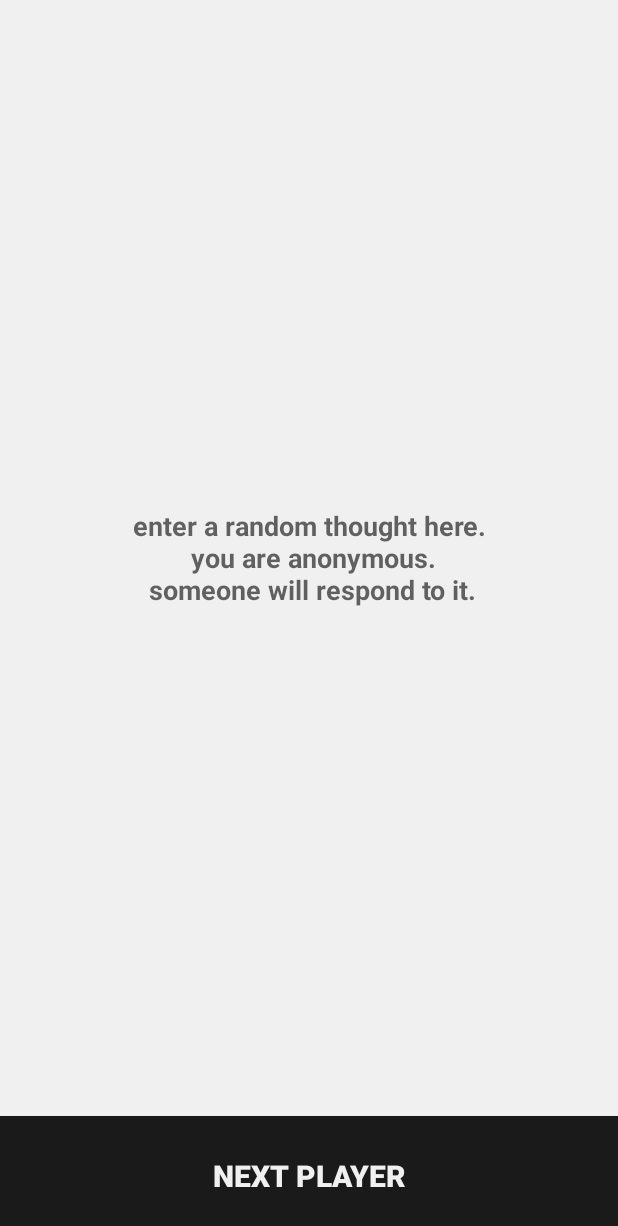
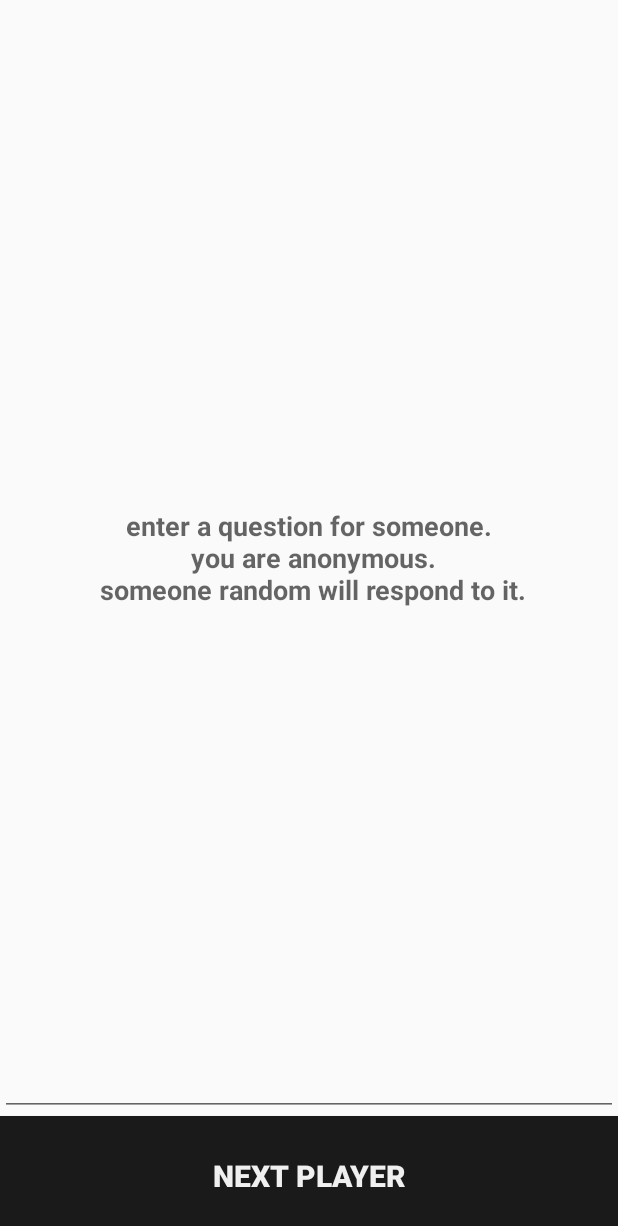
Before and after one commit to elliottdehn/revel, an Android app: the fragment GameSettingsFragment placed in its activity, after a tap on "START GAME", on a phone screen of 412 x 824 dp. Shown: the top 1226 px of the screen. Run offline under Robolectric (Android 15) with nearby library versions, the phone set to English and light mode, and no system bars.

Commit message:
made some changes to make the game faster to start. liking it so far.

```diff
--- a/app/src/main/java/com/gregory/revelation/FlavorGenerator.java
+++ b/app/src/main/java/com/gregory/revelation/FlavorGenerator.java
@@ -155,13 +155,147 @@ public class FlavorGenerator {
             "when was the last time you felt real fear?",
             "i have become so uncomfortably numb.",
             "when was the last time you cried?",
-            "if it ain't a sexy booty, i don't want it."
+            "if it ain't a sexy booty, i don't want it.",
+            "i forgot what i was going to say.",
+            "are you okay?",
+            "the universe... what a concept.",
+            "eric killed the video star.",
+            "no such thing as a stupid question.",
+            "strong messages land on few ears.",
+            "self-policing is the best policing.",
+            "bitch, stay humble.",
+            "emotions are an engine, not a burden.",
+            "delete everything.",
+            "heavy music is the best music.",
+            "i curse not the wicked, praise not the blessed.",
+            "lady luck is a fickle mistress.",
+            "learn about your prostate gland today!",
+            "most people are just trying their best.",
+            "strangers doing strange things: totally normal.",
+            "stop wondering. just ask.",
+            "look people in the eyes. listen to their eyeballs.",
+            "getting stoned: fun. sometimes, deadly.",
+            "try not to run away from yourself.",
+            "you break it, you buy it. except for hearts.",
+            "i made this!"
     };
 
-    //this may eventually be used for permuting the set so duplicates don't happen
-    private static int count = 0;
+    //at some point, this game will supply questions to start the game off
+    private static final String[] startingQuestions = {
+            "favorite meme?",
+            "favorite memory?",
+            "what do you eat way too much of?",
+            "what are your biggest pet peeves?",
+            "most embarrassing memory?",
+            "hardest lesson learned?",
+            "how do you feel about social media?",
+            "is money really the root of all evil?",
+            "when was the last time you were violent, if ever?",
+            "do you have any regrets?",
+            "what is your idea of perfect happiness?",
+            "what is your greatest fear?",
+            "when was the last time you felt real fear?",
+            "what traits do you most like/dislike in yourself?",
+            "what is your greatest extravagance?",
+            "what is your current state of mind?",
+            "what do you consider the most overrated virtue?",
+            "on what occasion do you lie?",
+            "what do you most like/dislike about your appearance?",
+            "which living person do you most despise?",
+            "what is the quality you most like in a man? a woman?",
+            "which words or phrases do you most overuse?",
+            "what is the greatest love of your life?",
+            "when and where were you happiest?",
+            "which talent would you most like to have?",
+            "if you could change one thing about yourself, what would it be?",
+            "what do you consider your greatest achievement?",
+            "if you were to die and come back as a person or a thing, what would it be?",
+            "where would you most like to live?",
+            "what is your most treasured possession?",
+            "what is your favorite way to kill time alone?",
+            "what is your most marked characteristic?",
+            "what do you most value in your friends?",
+            "who are your favorite writers, if any?",
+            "who is your hero of fiction?",
+            "which historical figure do you most identify with?",
+            "hwo are your heroes in real life?",
+            "what are your favorite names?",
+            "what is it that you most dislike?",
+            "what is your greatest regret?",
+            "how would you like to die?",
+            "do you fear death?",
+            "what is your motto?",
+            "do you like watching reruns?",
+            "have you ever won any kind of contest?",
+            "what gives you cheap thrills?",
+            "what do you think is worth waiting for?",
+            "are you an organ donor, if so why/why not?",
+            "should parenting classes be mandatory for new parents?",
+            "what is the number one thing people are always asking you for help with?",
+            "what movie did you love the original but hate the sequel?",
+            "are you more talk and less action or vice versa?",
+            "have you ever given someone a handmade present?",
+            "have you ever been given a handmade present?",
+            "what type of person angers you the most?",
+            "what would you do without electric for a week?",
+            "have you ever eaten a whole tube of pringles by yourself?",
+            "do you like champagne? if so: favorite brand?",
+            "what nervous habits do you have?",
+            "what do you do when tou and your best friend get into a fight?",
+            "what comforts you on bad days?",
+            "do you treat yourself and your body with respect?",
+            "something you eat that other people would find gross?",
+            "have you ever broken the law and didn't get caught, if so how?",
+            "something you fear might change you.",
+            "what personality trait in people raises a red flah with you?",
+            "have you ever resented someone, if so what for?",
+            "do you have a favorite t-shirt? what is it?",
+            "how old do you think is too old to have a baby?",
+            "would you ever consider adopting a child?",
+            "how have you changed over the last 5 years?",
+            "what makes you feel miserable?",
+            "what's the best costume you've ever worn?",
+            "what's been the hardest loss you've had to take?",
+            "do you prefer sun or rain?",
+            "what does your typical Friday night look like?",
+            "who is your favorite movie director and what's your favorite movie from them?",
+            "what is the furthest you've ever got a paper airplane to fly?",
+            "could you do something as a kid that you can't do anymore?",
+            "do you like the person you're becoming?",
+            "what's the highest you've ever jumped into the water from?",
+            "what inspires you?",
+            "have you ever assembled furniture by yourself?",
+            "most painful thing you've ever had to throw out?",
+            "what is the biggest letdown you've ever experienced?",
+            "how emotional are you?",
+            "do you prefer chicken, beef, seafood, or plants?",
+            "have you ever had a health scare?",
+            "what do you love most about the holidays?",
+            "do you think a fling could be a good thing?",
+            "what part of your routine do you always try to skip if you can?",
+            "what do or did you hate most about dating or the dating process?",
+            "when was the last time you personally noticed and fixed a problem?",
+            "what do you frown upon when it comes to raising kids?",
+            "have you ever been professionally photographed?",
+            "where or how do you find serenity?",
+            "do you sleep well?",
+            "do you influence people more than they influence you?",
+            "what is your favorite hiding place?",
+            "do you buy anything organic? if so: what?",
+            "describe your cuisine.",
+            "how could you reinvent yourself?",
+            "what is the name of the first album you ever bought and who was it by?",
+            "who is the very first friend you ever remember making and how old were you?",
+            "what makes you lose sleep?",
+            "what are 3 phrases or saying you say almost every day?",
+            "do you floss or use a toothpick when food gets stuck in your teeth?"
+    };
 
     public static String grabFlavor(){
-        return texts[Util.getRandomIntegerBetweenRange(0, texts.length)];
+        return texts[Util.getRandomIntegerBetweenRange(0, texts.length-1)];
+    }
+
+    public static String grabQuestion(){
+        return startingQuestions[Util.getRandomIntegerBetweenRange(0, startingQuestions.length-1)];
     }
 }
--- a/app/src/main/java/com/gregory/revelation/GameBuffer.java
+++ b/app/src/main/java/com/gregory/revelation/GameBuffer.java
@@ -7,6 +7,7 @@ import java.util.ArrayList;
 public class GameBuffer {
 
     private ArrayList<String> openQuestions;
+    private ArrayList<String> priorityQuestions;
 
     private int bufferSize;
 
@@ -18,18 +19,31 @@ public class GameBuffer {
         }
 
         this.openQuestions = new ArrayList<>();
+        this.priorityQuestions = new ArrayList<>();
     }
 
     public String removeOpenThought(){
-        return openQuestions.remove(Util.getRandomIntegerBetweenRange(0, openQuestions.size()-1));
+        if(priorityQuestions.size() > 0){
+            return priorityQuestions.remove(Util.getRandomIntegerBetweenRange(0, priorityQuestions.size()-1));
+        } else {
+            return openQuestions.remove(Util.getRandomIntegerBetweenRange(0, openQuestions.size()-1));
+        }
     }
 
     public void addThought(String question){
-        openQuestions.add(question); //from previous turn
+        openQuestions.add(question);
+    }
+    public void addThought(String question, boolean priority){
+        if(!priority) {
+            openQuestions.add(question); //from previous turn
+        } else {
+            priorityQuestions.add(question);
+        }
     }
 
     public boolean questionPoolReady(){
-        return this.openQuestions.size() >= this.bufferSize;
+        int sum = this.openQuestions.size() + this.priorityQuestions.size();
+        return sum >= this.bufferSize;
     }
 
 }
--- a/app/src/main/java/com/gregory/revelation/MainActivity.java
+++ b/app/src/main/java/com/gregory/revelation/MainActivity.java
@@ -61,12 +61,15 @@ public class MainActivity extends AppCompatActivity implements OnFragmentInterac
 
     private void handleStartGame(List<Object> args){
         Object firstArg = args.get(0);
-        Object secondArg = args.get(1);
 
         //should always be allowed, this is on me
         int playerCount = (int) firstArg;
 
         mGameBuffer = new GameBuffer(playerCount);
+        for(int i = 0; i < playerCount; i++){
+            mGameBuffer.addThought(FlavorGenerator.grabQuestion(), true);
+            //use our supplied questions until the buffer of questions supplied by players is full enough
+        }
 
         setupFragmentPostThought();
     }
--- a/app/src/main/java/com/gregory/revelation/fragments/GameSettingsFragment.java
+++ b/app/src/main/java/com/gregory/revelation/fragments/GameSettingsFragment.java
@@ -94,14 +94,10 @@ public class GameSettingsFragment extends Fragment {
                 String playerCountString = playerCount.getText().toString();
                 Integer playerCountInt = Integer.parseInt(playerCountString);
 
-                Switch sameTurnSelfAnswerToggle = getView().findViewById(R.id.sameTurnToggle);
-                Boolean sameTurnObj = sameTurnSelfAnswerToggle.isChecked();
-
                 //this is an awful pattern. I need to fix this somehow.
                 //as long as I don't think of a better way, this is how it happens.
                 ArrayList<Object> gameFieldArgs = new ArrayList<>();
                 gameFieldArgs.add(playerCountInt);
-                gameFieldArgs.add(sameTurnObj);
 
                 mListener.onFragmentInteraction(id, gameFieldArgs);
             } else {
--- a/app/src/main/res/layout/fragment_player_count.xml
+++ b/app/src/main/res/layout/fragment_player_count.xml
@@ -65,25 +65,15 @@
         app:layout_constraintLeft_toLeftOf="parent"
         app:layout_constraintRight_toRightOf="parent"
         app:layout_constraintTop_toBottomOf="@id/numberPlayers"
-        app:layout_constraintBottom_toTopOf="@id/sameTurnToggle"/>
+        app:layout_constraintBottom_toTopOf="@id/button_startGame"/>
 
     <TextView
+        android:id="@+id/textView_minMaxReccomendation"
         android:layout_width="match_parent"
         android:layout_height="wrap_content"
         android:text="@string/minMaxNumberPlayers"
         android:gravity="center"
         app:layout_constraintTop_toBottomOf="@id/enterNumberPlayers" />
-
-    <Switch
-        android:id="@+id/sameTurnToggle"
-        android:layout_width="wrap_content"
-        android:layout_height="wrap_content"
-        android:text="@string/sameTurnToggle"
-        android:textColor="@color/colorPrimary"
-        app:layout_constraintTop_toBottomOf="@id/enterNumberPlayers"
-        app:layout_constraintBottom_toTopOf="@id/button_startGame"
-        app:layout_constraintLeft_toLeftOf="parent"
-        app:layout_constraintRight_toRightOf="parent"/>
 
     <Button
         android:id="@+id/button_startGame"
--- a/app/src/main/res/layout/fragment_post_question.xml
+++ b/app/src/main/res/layout/fragment_post_question.xml
@@ -13,8 +13,8 @@
         android:gravity="center"
         android:hint="@string/hint_editText_editThought"
         android:inputType="textAutoCorrect"
+        android:textCursorDrawable="@null"
         android:textColor="@color/colorPrimary"
-        android:background="@color/colorAccent"
         android:textStyle="bold"
         app:layout_constraintTop_toTopOf="parent"
         app:layout_constraintBottom_toTopOf="@id/button_postThought" />
--- a/app/src/main/res/values/strings.xml
+++ b/app/src/main/res/values/strings.xml
@@ -2,9 +2,9 @@
     <string name="app_name">revel</string>
 
     <string name="welcome">in a circle:</string>
-    <string name="line1">say things secretly</string>
-    <string name="line2">respond to things secretly</string>
-    <string name="line3">read your friend\'s secrets</string>
+    <string name="line1">ask a question anonymously</string>
+    <string name="line2">answer a question publicly</string>
+    <string name="line3">have fun</string>
     <string name="line4">repeat</string>
     <string name="playerCount">how much entropy</string>
     <string name="playersJoinLeave">players can join and leave freely</string>
@@ -26,9 +26,9 @@
 
     <!-- properly refactored strings -->
     <string name="hint_editText_editThought">
-        enter a random thought here.\n
+        enter a question for someone.\n
         you are anonymous.\n
-        someone will respond to it.</string>
+        someone random will respond to it.</string>
     <string name="hint_editText_editResponse">
         enter a response here.\n
         you are anonymous.\n
```
